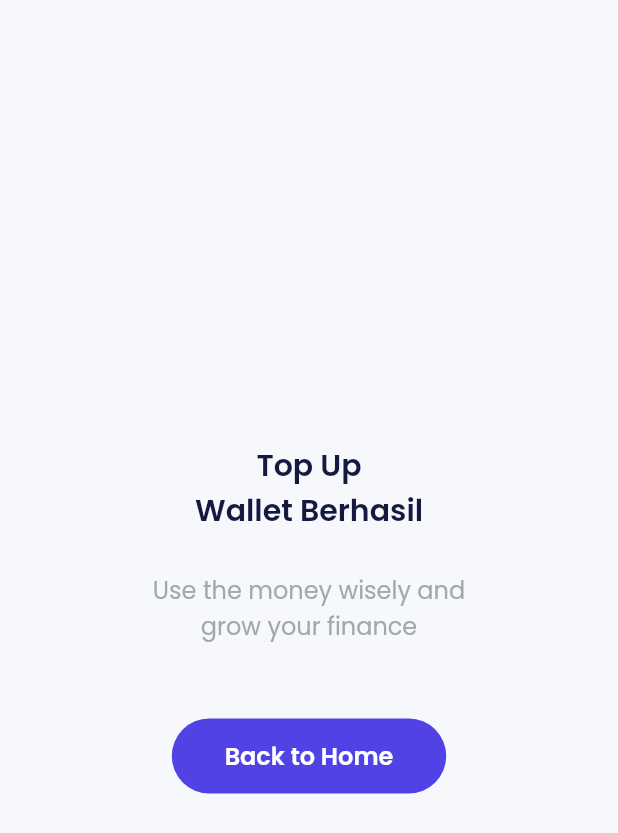
After one commit to Chands18/bank_purse2, a Flutter app: the TopUpSuccessPage screen opened by its route, on a phone screen of 412 x 824 dp. The commit adds this screen. Shown: the top 833 px of the screen. Run offline on Flutter 3.47's test engine with Material 2 defaults, Android fonts, the phone set to English and light mode, and no system bars; our stand-ins replace carousel_slider, google_fonts.

Commit message:
top up success page

```diff
--- a/lib/main.dart
+++ b/lib/main.dart
@@ -13,6 +13,7 @@ import 'package:bank_purse2/ui/pages/sign_up_set_profile_page.dart';
 import 'package:bank_purse2/ui/pages/splash_page.dart';
 import 'package:bank_purse2/ui/pages/topup_amount_page.dart';
 import 'package:bank_purse2/ui/pages/topup_page.dart';
+import 'package:bank_purse2/ui/pages/topup_success.dart';
 import 'package:flutter/material.dart';
 
 import 'ui/pages/sign_up_success_page.dart';
@@ -57,6 +58,7 @@ class MyApp extends StatelessWidget {
         '/profile-edit-success': (context) => const ProfileEditSuccessPage(),
         '/topup': (context) => const TopUpPage(),
         '/topup-amount': (context) => const TopUpAmountPage(),
+        '/topup-success': (context) => const TopUpSuccessPage(),
       },
     );
   }
--- a/lib/ui/pages/topup_amount_page.dart
+++ b/lib/ui/pages/topup_amount_page.dart
@@ -189,6 +189,11 @@ class _TopUpAmountPageState extends State<TopUpAmountPage> {
           CustomFilledButton(
             title: 'Check Out Now',
             onPressed: () async {
+              if (await Navigator.pushNamed(context, '/pin') == true) {
+                Navigator.pushNamedAndRemoveUntil(
+                    context, '/topup-success', (route) => false);
+              }
+
               // if (await Navigator.pushNamed(context, '/pin') == true) {
               //   final authState = context.read<AuthBloc>().state;
               //   String pin = '';
--- /dev/null
+++ b/lib/ui/pages/topup_success.dart
@@ -0,0 +1,49 @@
+import 'package:bank_purse2/shared/theme.dart';
+import 'package:bank_purse2/ui/widgets/buttons.dart';
+import 'package:flutter/material.dart';
+
+class TopUpSuccessPage extends StatelessWidget {
+  const TopUpSuccessPage({Key? key}) : super(key: key);
+
+  @override
+  Widget build(BuildContext context) {
+    return Scaffold(
+      body: Center(
+        child: Column(
+          mainAxisAlignment: MainAxisAlignment.center,
+          children: [
+            Text(
+              'Top Up\nWallet Berhasil',
+              style: blackTextStyle.copyWith(
+                fontSize: 20,
+                fontWeight: semiBold,
+              ),
+              textAlign: TextAlign.center,
+            ),
+            const SizedBox(
+              height: 26,
+            ),
+            Text(
+              'Use the money wisely and\ngrow your finance',
+              style: greyTextStyle.copyWith(
+                fontSize: 16,
+              ),
+              textAlign: TextAlign.center,
+            ),
+            const SizedBox(
+              height: 50,
+            ),
+            CustomFilledButton(
+              width: 183,
+              title: 'Back to Home',
+              onPressed: () {
+                Navigator.pushNamedAndRemoveUntil(
+                    context, '/home', (route) => false);
+              },
+            ),
+          ],
+        ),
+      ),
+    );
+  }
+}
```
